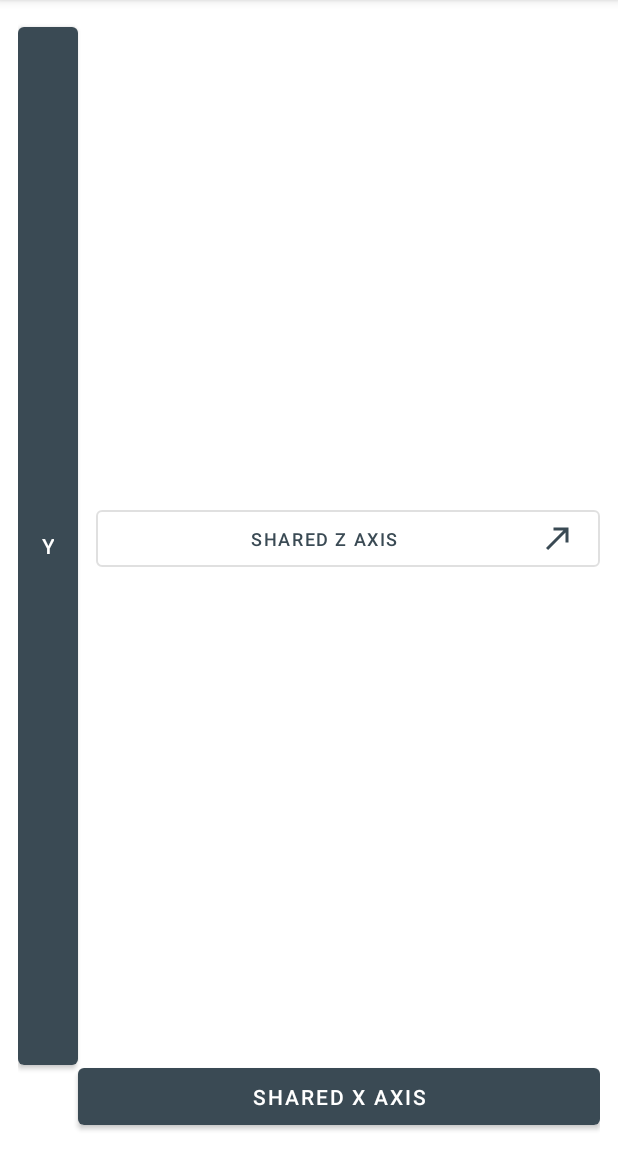
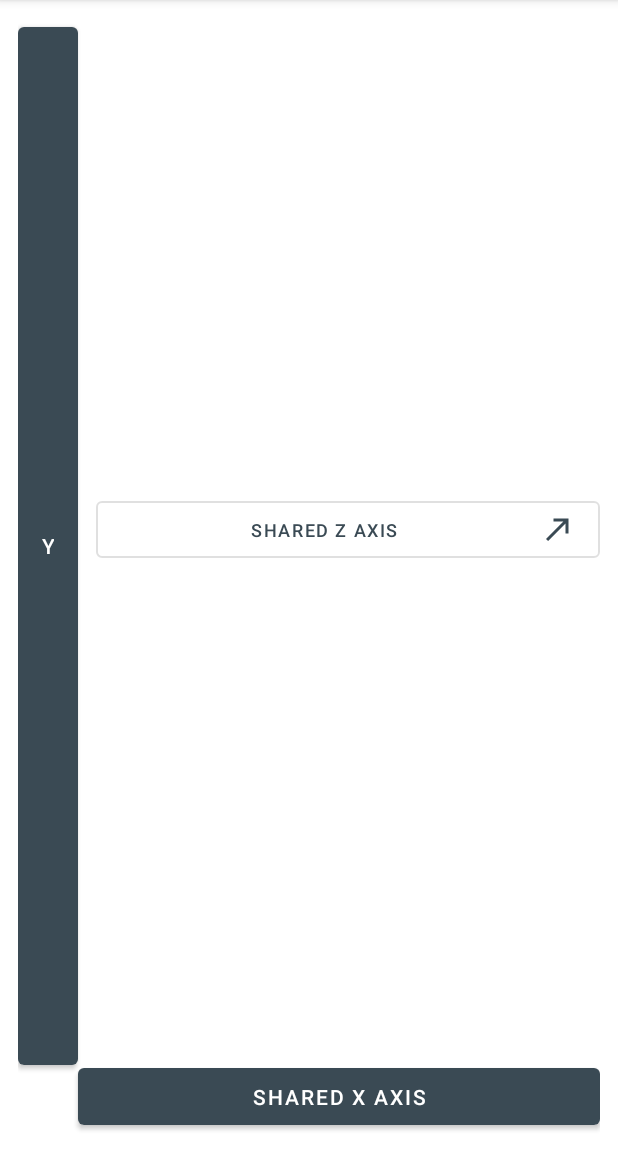
Before and after one commit to putragraha/MaterialMotion, an Android app: the screen it shows after launch (SharedAxisActivity), after a tap on "SHARED AXIS", on a phone screen of 412 x 824 dp, the part 84-1236 px from its top. Run offline under Robolectric (Android 15) with nearby library versions, the phone set to English and light mode, and no system bars.

Commit message:
Create fragment_source_shared_axis.xml for SharedAxisActivity.kt

```diff
--- a/app/src/main/java/com/nsystem/materialmotion/sharedaxis/SharedAxisActivity.kt
+++ b/app/src/main/java/com/nsystem/materialmotion/sharedaxis/SharedAxisActivity.kt
@@ -2,6 +2,7 @@ package com.nsystem.materialmotion.sharedaxis
 
 import android.os.Bundle
 import androidx.appcompat.app.AppCompatActivity
+import androidx.fragment.app.Fragment
 import com.nsystem.materialmotion.R
 
 
@@ -11,8 +12,35 @@ import com.nsystem.materialmotion.R
  */
 class SharedAxisActivity: AppCompatActivity() {
 
+    companion object {
+
+        const val SOURCE_SHARED_AXIS_FRAGMENT_TAG = "SOURCE_SHARED_AXIS_FRAGMENT_TAG"
+
+        const val MINIMUM_ACTIVE_FRAGMENT = 1
+    }
+
     override fun onCreate(savedInstanceState: Bundle?) {
         super.onCreate(savedInstanceState)
         setContentView(R.layout.activity_shared_axis)
+        initSourceSharedAxisFragment()
+    }
+
+    override fun onBackPressed() {
+        if (supportFragmentManager.backStackEntryCount > MINIMUM_ACTIVE_FRAGMENT) {
+            supportFragmentManager.popBackStack()
+        } else {
+            finish()
+        }
+    }
+
+    private fun initSourceSharedAxisFragment() {
+        loadFragment(SourceSharedAxisFragment(), SOURCE_SHARED_AXIS_FRAGMENT_TAG)
+    }
+
+    private fun loadFragment(fragment: Fragment, fragmentTag: String) {
+        supportFragmentManager.beginTransaction()
+            .addToBackStack(fragmentTag)
+            .replace(R.id.fl_unshared_element, fragment)
+            .commit()
     }
 }
--- /dev/null
+++ b/app/src/main/java/com/nsystem/materialmotion/sharedaxis/SourceSharedAxisFragment.kt
@@ -0,0 +1,24 @@
+package com.nsystem.materialmotion.sharedaxis
+
+import android.os.Bundle
+import android.view.LayoutInflater
+import android.view.View
+import android.view.ViewGroup
+import androidx.fragment.app.Fragment
+import com.nsystem.materialmotion.databinding.FragmentSourceSharedAxisBinding
+
+
+/**
+ * @author Putra Nugraha (putra.nugraha@dana.id)
+ * @version SourceSharedAxisFragment, v 0.0.1 27/09/20 16.06 by Putra Nugraha
+ */
+class SourceSharedAxisFragment: Fragment() {
+
+    override fun onCreateView(
+        inflater: LayoutInflater,
+        container: ViewGroup?,
+        savedInstanceState: Bundle?
+    ): View? {
+        return FragmentSourceSharedAxisBinding.inflate(inflater, container, false).root
+    }
+}
--- a/app/src/main/res/layout/activity_shared_axis.xml
+++ b/app/src/main/res/layout/activity_shared_axis.xml
@@ -25,15 +25,15 @@
         app:layout_constraintBottom_toBottomOf="parent"
         app:layout_constraintEnd_toEndOf="parent" />
 
-    <com.google.android.material.button.MaterialButton
-        android:id="@+id/mb_container_transform"
-        style="@style/MaterialButton.Outlined.CustomIconed"
+    <FrameLayout
+        android:id="@+id/fl_unshared_element"
+        android:layout_width="0dp"
+        android:layout_height="0dp"
         android:layout_marginStart="12dp"
-        android:text="@string/shared_z_axis"
-        app:icon="@drawable/ic_arrow_start"
+        android:layout_marginBottom="12dp"
         app:layout_constraintBottom_toTopOf="@id/mb_x_shared_axis"
+        app:layout_constraintEnd_toEndOf="parent"
         app:layout_constraintStart_toEndOf="@id/mb_y_shared_axis"
-        app:layout_constraintEnd_toEndOf="parent"
         app:layout_constraintTop_toTopOf="parent" />
 
 </androidx.constraintlayout.widget.ConstraintLayout>
--- /dev/null
+++ b/app/src/main/res/layout/fragment_source_shared_axis.xml
@@ -0,0 +1,15 @@
+<?xml version="1.0" encoding="utf-8"?>
+<FrameLayout xmlns:android="http://schemas.android.com/apk/res/android"
+    xmlns:app="http://schemas.android.com/apk/res-auto"
+    android:layout_width="match_parent"
+    android:layout_height="match_parent">
+
+    <com.google.android.material.button.MaterialButton
+        android:id="@+id/mb_z_shared_axis"
+        style="@style/MaterialButton.Outlined.CustomIconed"
+        android:layout_width="match_parent"
+        android:layout_gravity="center"
+        android:text="@string/shared_z_axis"
+        app:icon="@drawable/ic_arrow_start" />
+
+</FrameLayout>
```
